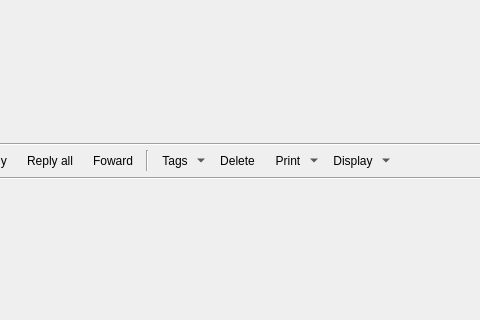
Before: the Qt Designer form retroshare-gui/src/gui/msgs/MessageWindow.ui in RetroShare/RetroShare, drawn with Qt 5; both pictures show x 116 to 596 and y 97 to 417 of the 698 by 539 pixel window.
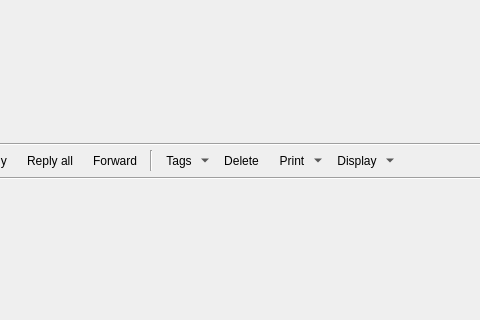
After: the same form once the commit is applied. Icons and pictures are not drawn.

The edit to the form file:
```diff
--- a/retroshare-gui/src/gui/msgs/MessageWindow.ui
+++ b/retroshare-gui/src/gui/msgs/MessageWindow.ui
@@ -170,7 +170,7 @@
           <string>Forward selected message</string>
          </property>
          <property name="text">
-          <string>Foward</string>
+          <string>Forward</string>
          </property>
          <property name="icon">
           <iconset resource="../images.qrc">
```
